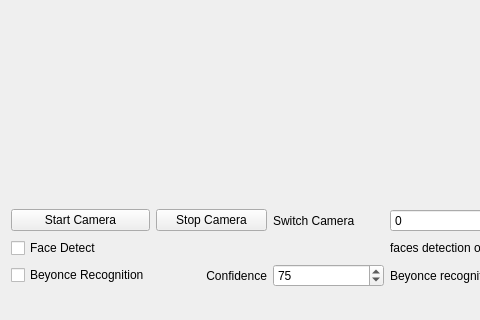
First picture: the form in py_faces/face_gui.ui, repository MisterYu/faces, before the edit; both pictures show x 0 to 480 and y 349 to 669 of the 879 by 669 pixel window.
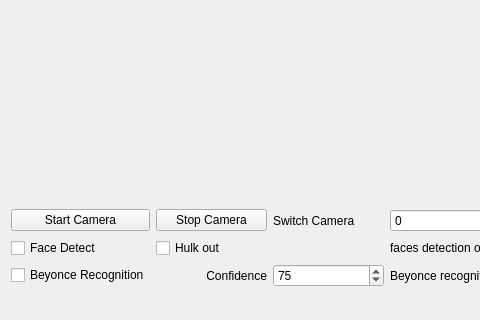
Second picture: the form after the edit.

Commit message: change detected faces green

Patch:
```diff
--- a/py_faces/face_gui.ui
+++ b/py_faces/face_gui.ui
@@ -136,6 +136,13 @@
       </property>
      </widget>
     </item>
+    <item row="3" column="1">
+     <widget class="QCheckBox" name="hulk_checkBox">
+      <property name="text">
+       <string>Hulk out</string>
+      </property>
+     </widget>
+    </item>
    </layout>
   </widget>
   <widget class="QMenuBar" name="menuBar">
```
The commit also changes 2 other files.
